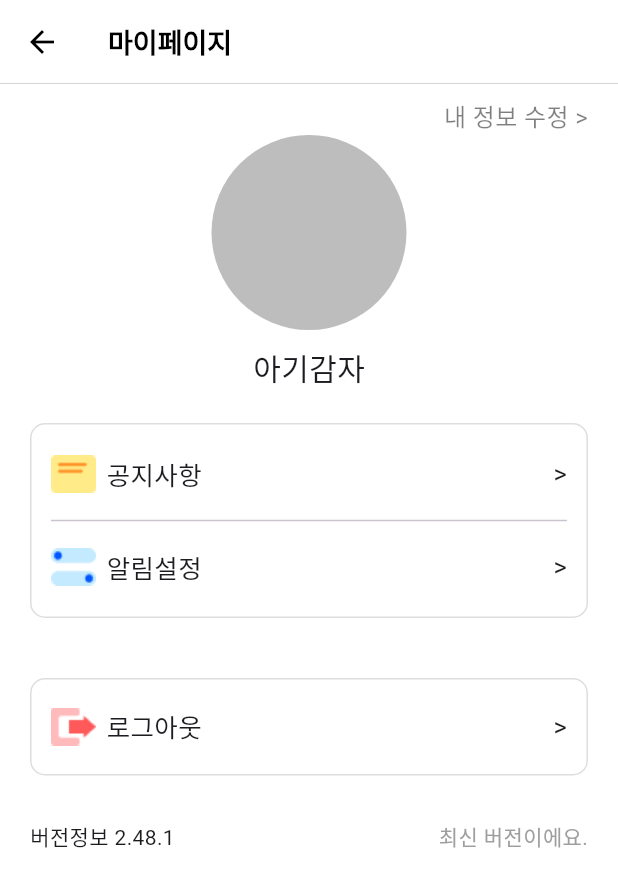
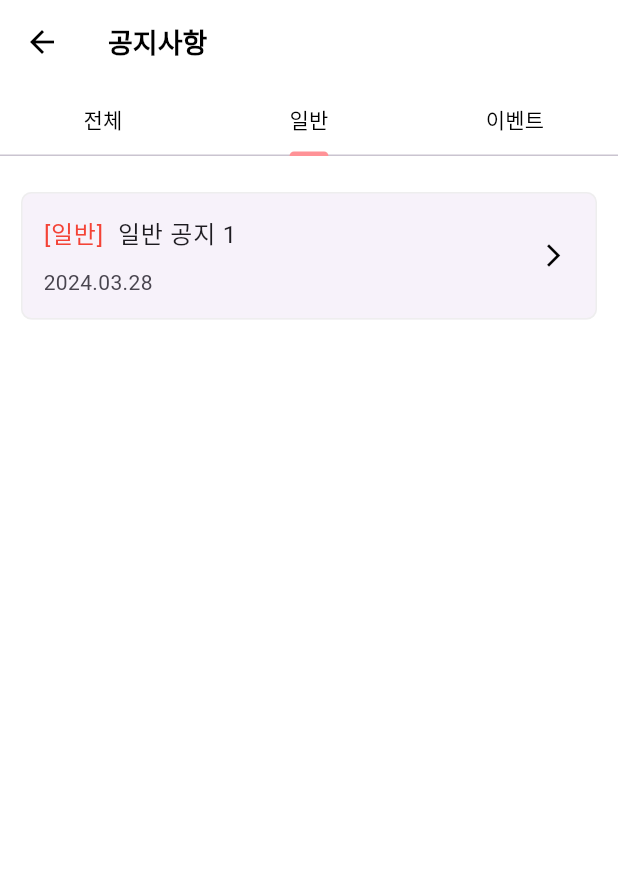
Before and after one commit to Pinkippo/Flutter_Balance-Game_Client_V2, a Flutter app: the MyPageTap screen opened directly, after a tap on "공지사항", on a phone screen of 412 x 824 dp. Shown: the top 887 px of the screen. Run offline on Flutter 3.47's test engine with Material 3 defaults, Android fonts, the light colour scheme and no system bars; our stand-ins replace flutter_dotenv, flutter_native_splash, flutter_secure_storage, flutter_spinkit, get, shared_preferences; accounts and stored records are empty; Roboto replaces fonts that are missing (GmarketSans).

Commit message:
Feat: 공지사항 화면 및 컨트롤러 생성

```diff
--- /dev/null
+++ b/lib/controller/notice_controller.dart
@@ -0,0 +1,53 @@
+import 'package:get/get.dart';
+
+enum NoticeType {
+  all,
+  normal,
+  event,
+}
+
+class Notice {
+  final NoticeType type;
+  final String title;
+  final String content;
+  final String date;
+
+  Notice({
+    required this.type,
+    required this.title,
+    required this.content,
+    required this.date,
+  });
+}
+
+class NoticeController extends GetxController {
+  /// 공지 목록
+  final notices = <Notice>[
+    Notice(
+        type: NoticeType.normal,
+        title: '일반 공지 1',
+        content: '내용 1',
+        date: '2024.03.28'),
+    Notice(
+        type: NoticeType.event,
+        title: '이벤트 공지 1',
+        content: '내용 2',
+        date: '2024.03.28'),
+    // 추가 공지사항을 여기에 추가
+  ].obs;
+
+  /// 공지 타입
+  final type = NoticeType.normal.obs;
+
+  /// 공지 제목
+  final title = '양자택일입니다요'.obs;
+
+  /// 공지 내용
+  final content = ''.obs;
+
+  /// 공지 날짜
+  final date = '2024.03.28'.obs;
+
+  /// 리스트 개수
+  final RxInt listCount = 12.obs;
+}
--- a/lib/route/app_pages.dart
+++ b/lib/route/app_pages.dart
@@ -4,9 +4,11 @@ import 'package:yangjataekil/controller/bottom_navigator_controller.dart';
 import 'package:yangjataekil/controller/login_controller.dart';
 import 'package:yangjataekil/controller/register_controller.dart';
 import 'package:yangjataekil/controller/tab/theme_list_controller.dart';
+import 'package:yangjataekil/controller/notice_controller.dart';
 import 'package:yangjataekil/screen/login_screen.dart';
 import 'package:yangjataekil/screen/main_screen.dart';
 import 'package:yangjataekil/screen/notification_screen.dart';
+import 'package:yangjataekil/screen/notice_screen.dart';
 import 'package:yangjataekil/screen/register_screen.dart';
 
 part 'app_routes.dart';
@@ -62,5 +64,14 @@ class AppPages {
       page: () => const NotificationScreen(),
       transition: Transition.fade,
     ),
+    GetPage(
+        name: Routes.notice,
+        page: () => const NoticeScreen(),
+        transition: Transition.fade,
+        binding: BindingsBuilder(() {
+          Get.lazyPut<NoticeController>(() {
+            return NoticeController();
+          });
+        })),
   ];
 }
--- a/lib/route/app_routes.dart
+++ b/lib/route/app_routes.dart
@@ -15,4 +15,5 @@ abstract class Routes{
   static const findPw = '/find_pw';
   static const myPage = '/myPage';
   static const notification = '/notification';
+  static const notice = '/notice';
 }
--- /dev/null
+++ b/lib/screen/notice_screen.dart
@@ -0,0 +1,75 @@
+import 'package:flutter/material.dart';
+import 'package:yangjataekil/controller/notice_controller.dart';
+import 'package:yangjataekil/theme/app_color.dart';
+import 'package:yangjataekil/widget/mypage/notice_tab_widget.dart';
+
+class NoticeScreen extends StatelessWidget {
+  const NoticeScreen({super.key});
+
+  @override
+  Widget build(BuildContext context) {
+    return DefaultTabController(
+      initialIndex: 1,
+      length: 3,
+      child: Scaffold(
+        appBar: AppBar(
+          backgroundColor: Colors.white,
+          elevation: 0,
+          title: const Text(
+            '공지사항',
+            style: TextStyle(
+              fontSize: 18,
+              fontWeight: FontWeight.bold,
+              color: Colors.black,
+            ),
+          ),
+          leading: IconButton(
+            icon: const Icon(
+              Icons.arrow_back,
+              color: Colors.black,
+            ),
+            onPressed: () {
+              Navigator.pop(context);
+            },
+          ),
+          bottom: const TabBar(
+            indicatorColor: AppColors.primaryColor,
+            tabs: <Widget>[
+              Tab(
+                child: Text(
+                  '전체',
+                  style: TextStyle(
+                    color: Colors.black,
+                  ),
+                ),
+              ),
+              Tab(
+                child: Text(
+                  '일반',
+                  style: TextStyle(
+                    color: Colors.black,
+                  ),
+                ),
+              ),
+              Tab(
+                child: Text(
+                  '이벤트',
+                  style: TextStyle(
+                    color: Colors.black,
+                  ),
+                ),
+              ),
+            ],
+          ),
+        ),
+        body: const TabBarView(
+          children: <Widget>[
+            NoticeAllTab(noticeType: NoticeType.all),
+            NoticeAllTab(noticeType: NoticeType.normal),
+            NoticeAllTab(noticeType: NoticeType.event),
+          ],
+        ),
+      ),
+    );
+  }
+}
--- a/lib/screen/tab/main_mypage_tap.dart
+++ b/lib/screen/tab/main_mypage_tap.dart
@@ -72,7 +72,7 @@ class MyPageTap extends GetView<AuthController> {
                   GestureDetector(
                     onTap: () => {
                       /// TODO : 공지사항 연결
-                      print('공지사항')
+                      Get.toNamed('/notice')
                     },
                     child: Container(
                       color: Colors.transparent,
--- /dev/null
+++ b/lib/widget/mypage/notice_tab_widget.dart
@@ -0,0 +1,78 @@
+import 'package:flutter/material.dart';
+import 'package:get/get.dart';
+import 'package:yangjataekil/controller/notice_controller.dart';
+
+class NoticeAllTab extends GetView<NoticeController> {
+  const NoticeAllTab({super.key, required this.noticeType});
+
+  final NoticeType noticeType;
+
+  @override
+  Widget build(BuildContext context) {
+    // Filter the notices based on the noticeType
+    final filteredNotices = controller.notices.where((notice) {
+      if (noticeType == NoticeType.all) return true;
+      return notice.type == noticeType;
+    }).toList();
+
+    return Container(
+      color: Colors.white,
+      padding: const EdgeInsets.fromLTRB(10, 20, 10, 20),
+      child: ListView.builder(
+        shrinkWrap: true,
+        itemCount: filteredNotices.length,
+        itemBuilder: (context, index) {
+          final notice = filteredNotices[index];
+          return GestureDetector(
+            onTap: () {
+              print('공지사항 상세보기');
+            },
+            child: Card(
+              elevation: 0,
+              shape: RoundedRectangleBorder(
+                borderRadius: BorderRadius.circular(7),
+                side: BorderSide(
+                  color: Colors.grey.shade200,
+                  width: 1,
+                ),
+              ),
+              child: ListTile(
+                contentPadding: const EdgeInsets.fromLTRB(15, 7, 5, 7),
+                title: Column(
+                  crossAxisAlignment: CrossAxisAlignment.start,
+                  children: [
+                    Row(
+                      children: [
+                        Text(
+                          notice.type == NoticeType.normal ? '[일반] ' : '[이벤트]',
+                          style: const TextStyle(color: Colors.red),
+                        ),
+                        const SizedBox(width: 5),
+                        Text(
+                          notice.title,
+                          style: const TextStyle(
+                            fontSize: 16,
+                          ),
+                        ),
+                      ],
+                    ),
+                    const SizedBox(height: 10),
+                  ],
+                ),
+                subtitle: Text(notice.date),
+                trailing: const IconButton(
+                  icon: Icon(
+                    Icons.arrow_forward_ios,
+                    color: Colors.black,
+                    size: 18,
+                  ),
+                  onPressed: null,
+                ),
+              ),
+            ),
+          );
+        },
+      ),
+    );
+  }
+}
```
Also changed, not shown: lib/data/model/notice_response_model.dart (added), 3 other files.
